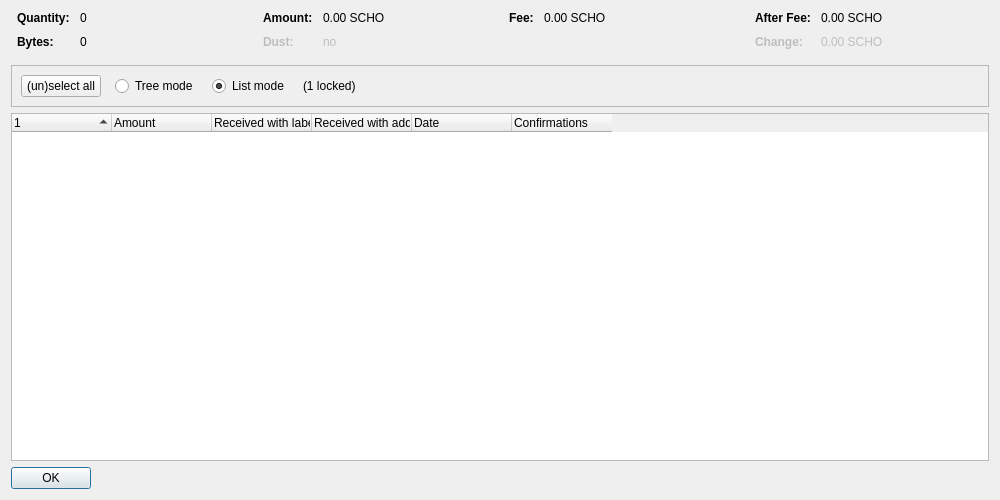
Above: src/qt/forms/coincontroldialog.ui from scholarshipcoin/scholarshipcoin before the change. Below: the same form after it.
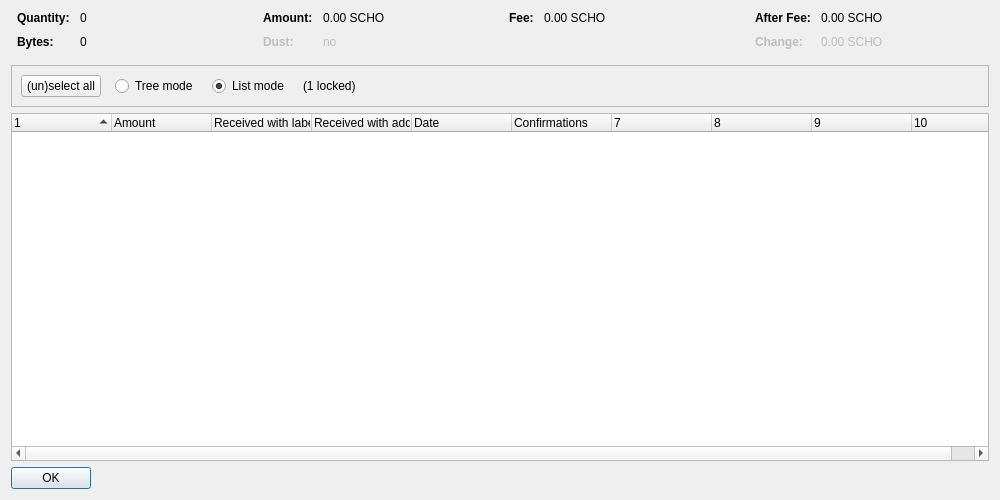
That is the form after the change. Custom widgets are drawn as their Qt base class.

The edit to the form file:
```diff
--- a/src/qt/forms/coincontroldialog.ui
+++ b/src/qt/forms/coincontroldialog.ui
@@ -402,7 +402,7 @@
       <bool>false</bool>
      </property>
      <property name="columnCount">
-      <number>6</number>
+      <number>10</number>
      </property>
      <attribute name="headerShowSortIndicator" stdset="0">
       <bool>true</bool>
```
